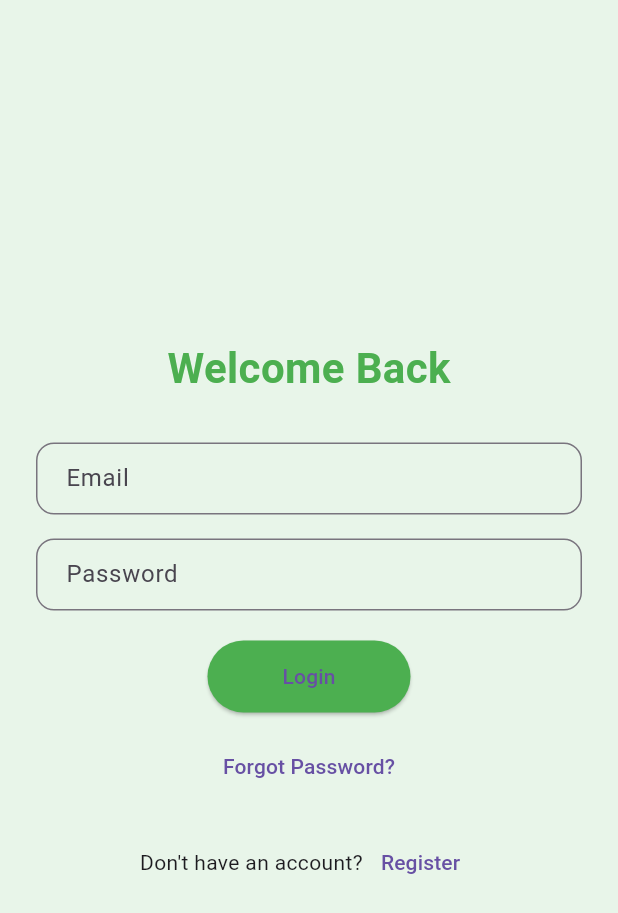
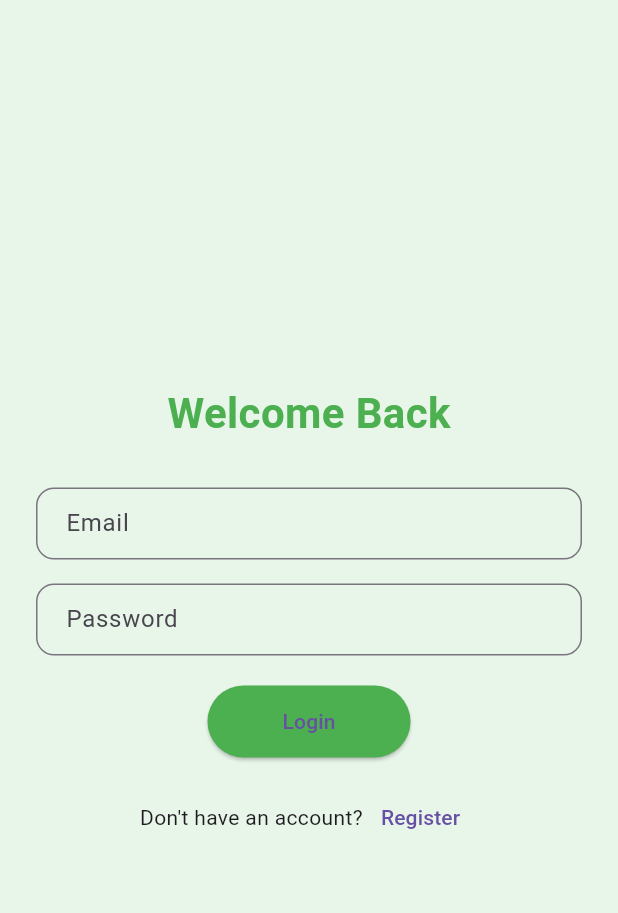
Before and after one commit to vasanthvnr/health_care, a Flutter app: the screen it shows after launch, on a phone screen of 412 x 824 dp. Shown: the top 913 px of the screen. Run offline on Flutter 3.47's test engine with Material 3 defaults, Android fonts, the phone set to English and light mode, and no system bars; our stand-ins replace camera, image_picker.

Commit message:
Update login_screen.dart

```diff
--- a/Frontend/lib/screens/login_screen.dart
+++ b/Frontend/lib/screens/login_screen.dart
@@ -93,13 +93,6 @@ class _LoginScreenState extends State<LoginScreen> {
                       onPressed: loginUser,
                       child: const Text('Login'),
                     ),
-              const SizedBox(height: 12),
-              TextButton(
-                onPressed: () {
-                  Navigator.pushNamed(context, AppRoutes.resetPassword);
-                },
-                child: const Text('Forgot Password?'),
-              ),
               const SizedBox(height: 16),
               Row(
                 mainAxisAlignment: MainAxisAlignment.center,
```
